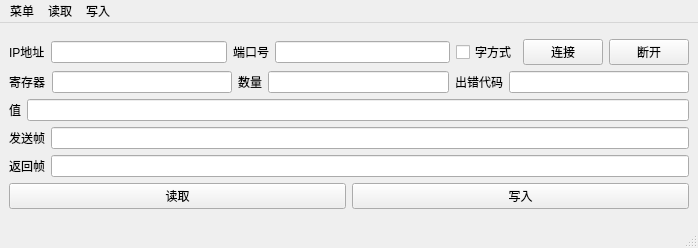
The window that mainwindow.ui (xiapeng01/MC) describes before a commit, drawn with Qt 5.
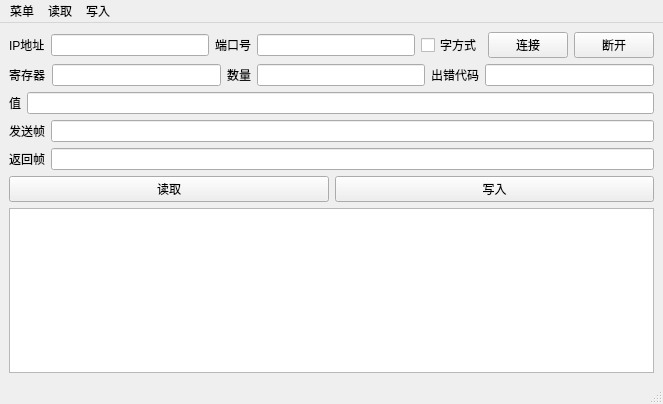
The same window after the commit.

```diff
--- a/mainwindow.ui
+++ b/mainwindow.ui
@@ -6,8 +6,8 @@
    <rect>
     <x>0</x>
     <y>0</y>
-    <width>698</width>
-    <height>248</height>
+    <width>663</width>
+    <height>404</height>
    </rect>
   </property>
   <property name="windowTitle">
@@ -16,6 +16,8 @@
   <widget class="QWidget" name="centralwidget">
    <layout class="QGridLayout" name="gridLayout">
     <item row="0" column="0">
+     <layout class="QVBoxLayout" name="verticalLayout_2">
+      <item>
      <layout class="QVBoxLayout" name="verticalLayout">
       <item>
        <layout class="QHBoxLayout" name="horizontalLayout">
@@ -158,6 +160,23 @@
       </item>
      </layout>
     </item>
+      <item>
+       <widget class="QTableView" name="tableView">
+        <property name="font">
+         <font>
+          <family>微软雅黑</family>
+          <pointsize>9</pointsize>
+          <italic>false</italic>
+          <bold>false</bold>
+         </font>
+        </property>
+        <property name="styleSheet">
+         <string notr="true">font: 9pt &quot;微软雅黑&quot;;</string>
+        </property>
+       </widget>
+      </item>
+     </layout>
+    </item>
    </layout>
   </widget>
   <widget class="QStatusBar" name="statusBar"/>
@@ -166,7 +185,7 @@
     <rect>
      <x>0</x>
      <y>0</y>
-     <width>698</width>
+     <width>663</width>
      <height>22</height>
     </rect>
    </property>
```
Lines whose indentation alone changed are shown as unchanged.
